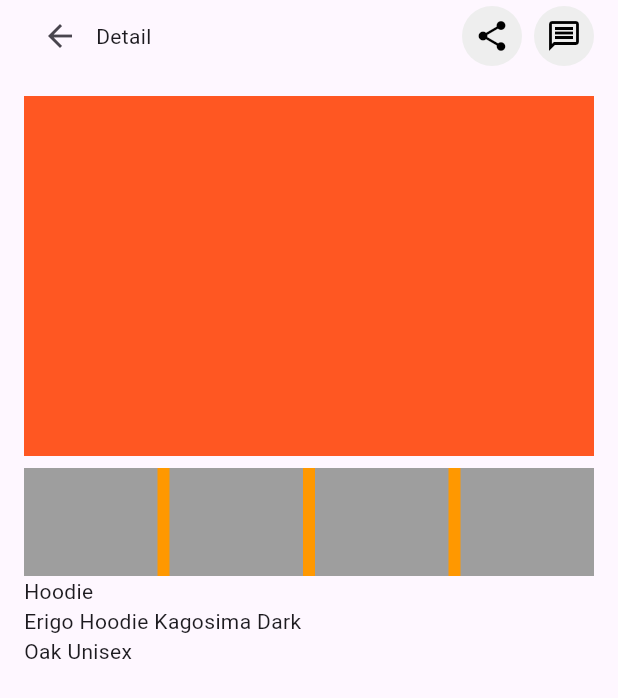
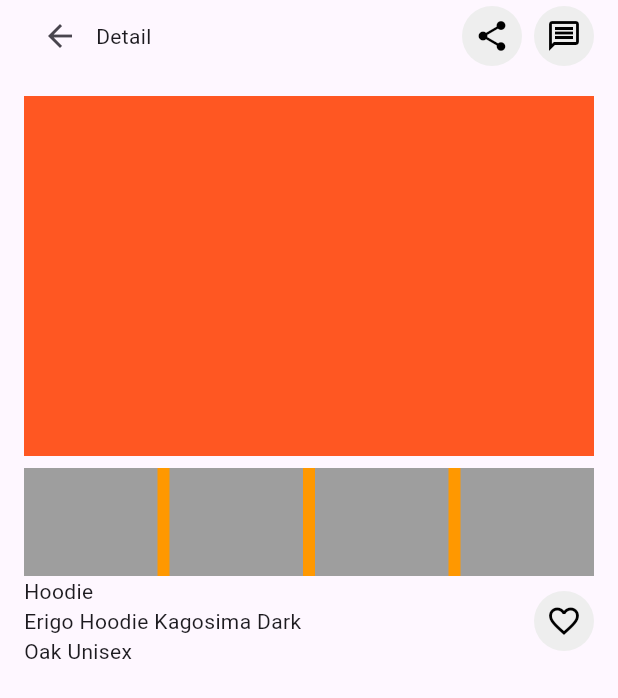
Before and after one commit to JAICHANGPARK/flutter_notebook_chapter_33, a Flutter app: the EcommerceDetailPage screen opened directly, on a phone screen of 412 x 824 dp. Shown: the top 698 px of the screen. Run offline on Flutter 3.47's test engine with Material 2 defaults, Android fonts, the phone set to English and light mode, and no system bars; our stand-ins replace dots_indicator.

Commit message:
Update e_commerce_detail_page.dart

```diff
--- a/lib/ep1655_e_commerce_app/view/e_commerce_detail_page.dart
+++ b/lib/ep1655_e_commerce_app/view/e_commerce_detail_page.dart
@@ -82,6 +82,11 @@ class _EcommerceDetailPageState extends State<EcommerceDetailPage> {
                       ],
                     ),
                   ),
+                  CircleAvatar(
+                    backgroundColor: Colors.grey[200],
+                    foregroundColor: Colors.black,
+                    child: Icon(Icons.favorite_border),
+                  )
 
                 ],
               )
```
